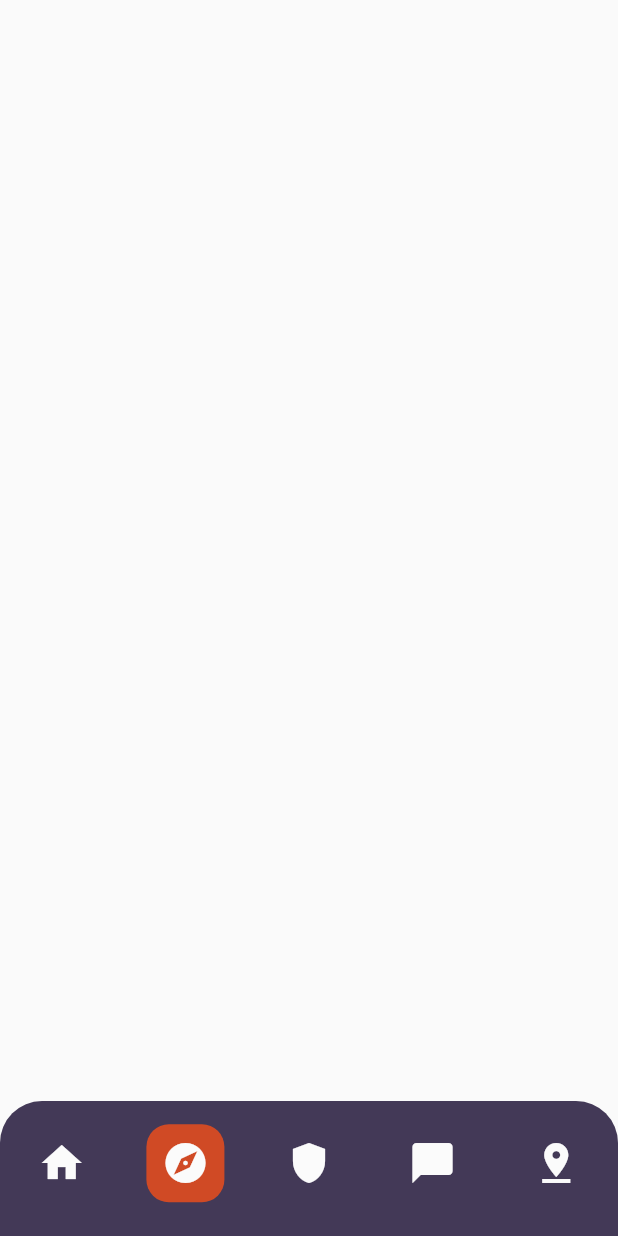
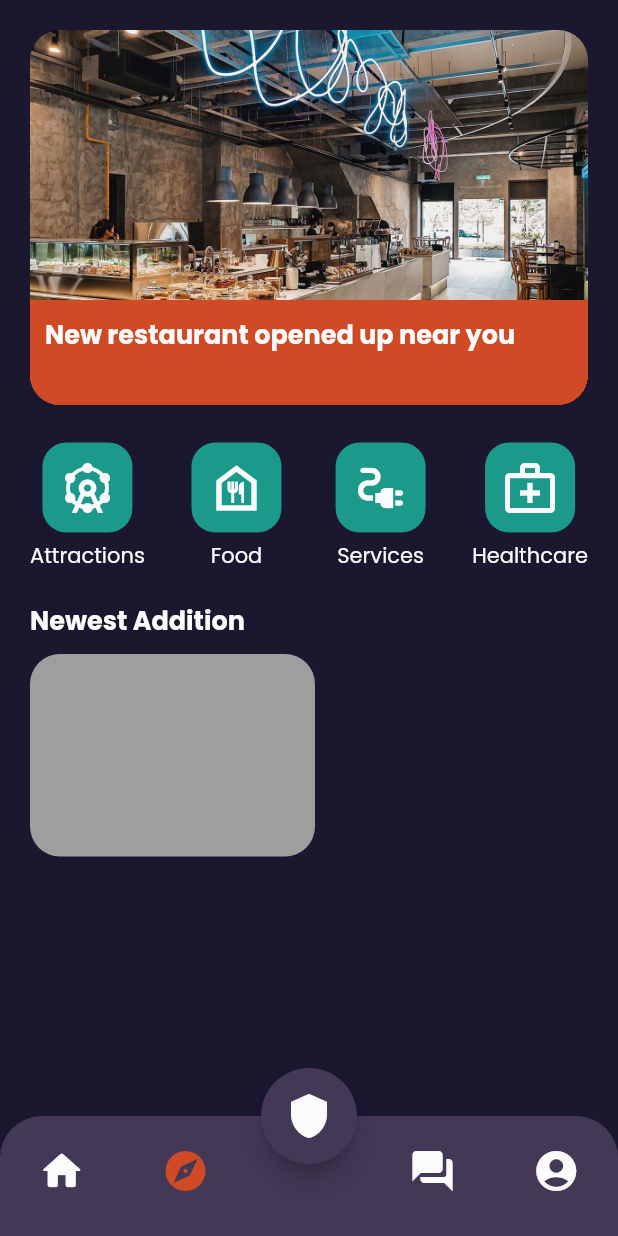
Before and after one commit to ExistCode/xcesscity, a Flutter app: the screen it shows after launch, item 2 of the bottom bar chosen, on a phone screen of 412 x 824 dp. Run offline on Flutter 3.47's test engine with Material 2 defaults, Android fonts, the phone set to English and light mode, and no system bars.

Commit message:
exploreDoneBeforeListView

```diff
--- a/lib/main.dart
+++ b/lib/main.dart
@@ -1,4 +1,5 @@
 import 'package:flutter/material.dart';
+import 'package:xcesscity/models/colors.dart';
 import 'package:xcesscity/screens/emergency_screen.dart';
 import 'package:xcesscity/screens/event_screen.dart';
 import 'package:xcesscity/screens/explore_screen.dart';
@@ -21,7 +22,8 @@ class MyApp extends StatelessWidget {
         title: 'Flutter Demo',
         theme: ThemeData(
           fontFamily: 'Poppins',
-          primaryColor: Colors.amber
+          scaffoldBackgroundColor: backgroundBlack,
+          primaryColor: white,
 
         ),
         home: Navigation(),
@@ -35,50 +37,3 @@ class MyApp extends StatelessWidget {
         });
   }
 }
-
-class MyHomePage extends StatefulWidget {
-  const MyHomePage({super.key, required this.title});
-
-  final String title;
-
-  @override
-  State<MyHomePage> createState() => _MyHomePageState();
-}
-
-class _MyHomePageState extends State<MyHomePage> {
-  int _counter = 0;
-
-  void _incrementCounter() {
-    setState(() {
-      _counter++;
-    });
-  }
-
-  @override
-  Widget build(BuildContext context) {
-    return Scaffold(
-      appBar: AppBar(
-        title: Text(widget.title),
-      ),
-      body: Center(
-        child: Column(
-          mainAxisAlignment: MainAxisAlignment.center,
-          children: <Widget>[
-            const Text(
-              'You have pushed the button this many times:',
-            ),
-            Text(
-              '$_counter',
-              style: Theme.of(context).textTheme.headlineMedium,
-            ),
-          ],
-        ),
-      ),
-      floatingActionButton: FloatingActionButton(
-        onPressed: _incrementCounter,
-        tooltip: 'Increment',
-        child: const Icon(Icons.add),
-      ), // This trailing comma makes auto-formatting nicer for build methods.
-    );
-  }
-}
--- a/lib/navigation.dart
+++ b/lib/navigation.dart
@@ -4,7 +4,6 @@ import 'package:xcesscity/screens/event_screen.dart';
 import 'package:xcesscity/screens/explore_screen.dart';
 import 'package:xcesscity/screens/forum_screen.dart';
 import 'package:xcesscity/screens/home_screen.dart';
-import './models/colors.dart' as custom_colors;
 import 'models/colors.dart';
 
 class Navigation extends StatefulWidget {
@@ -49,13 +48,26 @@ class NavigationState extends State<Navigation> {
     double NavBarIconSize = 32;
     return Scaffold(
       resizeToAvoidBottomInset: false,
-
-      // body: _isLoading ? LoadingScreen() : screens[currentIndex],
+      backgroundColor: backgroundBlack,
+      floatingActionButton: Container(
+        height: 64,
+        width: 64,
+        child: FloatingActionButton(
+          backgroundColor: currentIndex==2? accentOrange :Color(0xFF433957) ,
+          onPressed: () => navigationBar.onTap!(2),
+          child: Icon(
+            Icons.shield,
+            size: NavBarIconSize,
+            color: white ,
+          ),
+        ),
+      ),
+      floatingActionButtonLocation: FloatingActionButtonLocation.centerDocked,
       body: screens[currentIndex],
       bottomNavigationBar: Container(
-        height: 90,
-        decoration: const BoxDecoration(
-          borderRadius: BorderRadius.only(
+        height: 80,
+        decoration: BoxDecoration(
+          borderRadius: const BorderRadius.only(
             topLeft: Radius.circular(28),
             topRight: Radius.circular(28),
           ),
@@ -64,10 +76,11 @@ class NavigationState extends State<Navigation> {
           borderRadius: const BorderRadius.only(
               topLeft: Radius.circular(28), topRight: Radius.circular(28)),
           child: BottomNavigationBar(
+
             type: BottomNavigationBarType.fixed,
             backgroundColor: Color(0xFF433957),
-            selectedItemColor: white,
-            unselectedItemColor: custom_colors.white,
+            selectedItemColor: accentOrange,
+            unselectedItemColor: white,
             key: globalKey,
             showSelectedLabels: false,
             showUnselectedLabels: false,
@@ -75,58 +88,38 @@ class NavigationState extends State<Navigation> {
             onTap: (int newIndex) {
               setState(() {
                 currentIndex = newIndex;
-
               });
             },
             items: [
               BottomNavigationBarItem(
                   label: '',
-                  activeIcon: selectedBox( Icon(
-                    Icons.home,
-                    size: NavBarIconSize,
-                  )),
-                  icon:  Icon(
-                    Icons.home,
+                  icon: Icon(
+                    Icons.home_rounded,
                     size: NavBarIconSize,
                   )),
               BottomNavigationBarItem(
                   label: '',
-                  activeIcon: selectedBox(Icon(
-                    Icons.explore,
-                    size: NavBarIconSize)),
                   icon: Icon(
                     Icons.explore,
                     size: NavBarIconSize,
                   )),
-               BottomNavigationBarItem(
+              const BottomNavigationBarItem(
                 label: '',
-                activeIcon: selectedBox(Icon(
-                  Icons.shield_sharp,
-                  size: 32,
-                ),),
                 icon: Icon(
-                  Icons.shield_sharp,
-                  size: 32,
+                  Icons.shield,
+                  size: 0,
                 ),
               ),
               BottomNavigationBarItem(
                   label: '',
-                  activeIcon: selectedBox(Icon(
-                    Icons.chat_bubble,
-                    size: NavBarIconSize,
-                  )),
                   icon: Icon(
-                    Icons.chat_bubble,
+                    Icons.forum_rounded,
                     size: NavBarIconSize,
                   )),
               BottomNavigationBarItem(
                 label: '',
-                activeIcon: selectedBox(Icon(
-                  Icons.pin_drop,
-                  size: NavBarIconSize,
-                ),),
                 icon: Icon(
-                  Icons.pin_drop,
+                  Icons.account_circle_rounded,
                   size: NavBarIconSize,
                 ),
               ),
@@ -136,12 +129,4 @@ class NavigationState extends State<Navigation> {
       ),
     );
   }
-}
-
-Widget selectedBox(icon) {
-  return Container(
-      decoration: BoxDecoration(
-          color: accentOrange, borderRadius: BorderRadius.circular(15)),
-      padding: EdgeInsets.all(10),
-      child: icon);
-}
+  }
--- a/lib/screens/explore_screen.dart
+++ b/lib/screens/explore_screen.dart
@@ -1,4 +1,8 @@
 import 'package:flutter/material.dart';
+import 'package:xcesscity/widgets/explore_big_row.dart';
+import 'package:xcesscity/widgets/explore_row_category.dart';
+import '../models/colors.dart';
+import '../widgets/explore_main_card.dart';
 
 class ExploreScreen extends StatefulWidget {
   static const routeName = '/explore';
@@ -9,12 +13,30 @@ class ExploreScreen extends StatefulWidget {
 class _ExploreScreenState extends State<ExploreScreen> {
   @override
   Widget build(BuildContext context) {
-    return Scaffold(
+   return Scaffold(
+        body: SingleChildScrollView(
+          child: Container(
+            padding: EdgeInsets.only(
+                      left: 20,
+                      right: 20,
+                      bottom: 60,
+                      top: MediaQuery.of(context).padding.top + 20),
+              width: double.infinity,
 
-      body:Container(
-        width: double.infinity,
-        height:double.infinity,
-      )
-    );
+              child: Column(
+          crossAxisAlignment: CrossAxisAlignment.start,
+          children: [
+          ExploreMainCard(),
+          SizedBox(height:20),
+          ExploreRowCategory(),
+          SizedBox(height:20),
+          Text("Newest Addition",style:TextStyle(color:white,fontWeight: FontWeight.bold, fontSize: 17)),
+          SizedBox(height:10),
+          ExploreBigRow(),
+
+
+              ],),
+            ),
+        ),);
   }
 }
--- a/lib/screens/home_screen.dart
+++ b/lib/screens/home_screen.dart
@@ -1,5 +1,6 @@
 import 'package:flutter/material.dart';
 import 'package:xcesscity/models/colors.dart';
+import 'package:xcesscity/widgets/explore_main_card.dart';
 
 import '../navigation.dart';
 
@@ -18,16 +19,15 @@ class _HomeScreenState extends State<HomeScreen> {
   Widget build(BuildContext context) {
     return Scaffold(
         body: Container(
-            width: double.infinity,
-            height: double.infinity,
-            child: Column(
-              children: [
-              Container(
-              width: 200,
-              height: 200,
-              color: black,
+          padding: EdgeInsets.only(
+                    left: 20,
+                    right: 20,
+                    bottom: 60,
+                    top: MediaQuery.of(context).padding.top + 20),
+      width: double.infinity,
+      height: double.infinity,
+      child: Column(children: [ExploreMainCard()]),
 
-              )],
-            )));
+    ));
   }
 }
--- /dev/null
+++ b/lib/widgets/explore_big_row.dart
@@ -0,0 +1,14 @@
+import 'package:flutter/material.dart';
+
+class ExploreBigRow extends StatelessWidget {
+  const ExploreBigRow({super.key});
+
+  @override
+  Widget build(BuildContext context) {
+    return Container(
+      height:135,
+      width:190,
+      decoration: BoxDecoration(color:Colors.grey,borderRadius: BorderRadius.circular(20)),
+    );
+  }
+}
--- /dev/null
+++ b/lib/widgets/explore_main_card.dart
@@ -0,0 +1,45 @@
+import 'package:flutter/material.dart';
+import 'package:xcesscity/models/colors.dart';
+
+class ExploreMainCard extends StatelessWidget {
+  const ExploreMainCard({super.key});
+
+  @override
+  Widget build(BuildContext context) {
+    return Container(
+      width: double.infinity,
+      height: 250,
+      alignment: Alignment.bottomCenter,
+      clipBehavior: Clip.hardEdge,
+      decoration: BoxDecoration(
+        image: DecorationImage(
+            image: AssetImage('lib/assets/images/new-restaurant.jpg'),
+            fit: BoxFit.cover),
+        borderRadius: BorderRadius.all(
+          Radius.circular(20),
+        ),
+      ),
+      child: Container(
+        padding: EdgeInsets.all(10),
+        color: accentOrange,
+        width: double.infinity,
+        height: 70,
+        child: Column(
+          mainAxisAlignment: MainAxisAlignment.start,
+          crossAxisAlignment: CrossAxisAlignment.start,
+          children: [
+            Text(
+              'New restaurant opened up near you',
+              style: TextStyle(
+                  fontWeight: FontWeight.bold, color: white, fontSize: 17),
+            ),
+            // Text(
+            //     'Steaks and lobster is a restaurant founded by 2 young entrepreneurs. They have a vision of   . . .',
+            //    style: TextStyle(fontSize:12),
+            //     ),
+          ],
+        ),
+      ),
+    );
+  }
+}
--- /dev/null
+++ b/lib/widgets/explore_row_category.dart
@@ -0,0 +1,40 @@
+import 'package:flutter/material.dart';
+import 'package:xcesscity/models/colors.dart';
+
+class ExploreRowCategory extends StatelessWidget {
+  const ExploreRowCategory({super.key});
+
+  @override
+  Widget build(BuildContext context) {
+    return Row(
+      mainAxisAlignment: MainAxisAlignment.spaceBetween,
+      crossAxisAlignment: CrossAxisAlignment.center,
+      children: [
+        Box(Icons.attractions_outlined,"Attractions"),
+        Box(Icons.food_bank_outlined,"Food"),
+        Box(Icons.electrical_services_outlined,"Services"),
+        Box(Icons.medical_services_outlined,"Healthcare"),
+      ],
+    );
+  }
+}
+
+Widget Box(icon,text){
+  return Container(
+        child: Column(
+      children: [
+        Container(
+          width: 60,
+          height: 60,
+          margin: EdgeInsets.all(5),
+          decoration: BoxDecoration(
+            color: secondary,
+            borderRadius: BorderRadius.circular(16),
+          ),
+          child:
+          Icon(icon,color:white,size:40)
+        ),
+        Text(text,style: TextStyle(color:white),),
+      ],
+    ));
+}
--- a/pubspec.yaml
+++ b/pubspec.yaml
@@ -59,9 +59,9 @@ flutter:
   uses-material-design: true
 
   # To add assets to your application, add an assets section, like this:
-  # assets:
-  #   - images/a_dot_burr.jpeg
-  #   - images/a_dot_ham.jpeg
+  assets:
+    - lib/assets/images/new-restaurant.jpg
+
   fonts:
     - family: Poppins
       fonts:
```
Also changed, not shown: lib/assets/images/new-restaurant.jpg (added).
